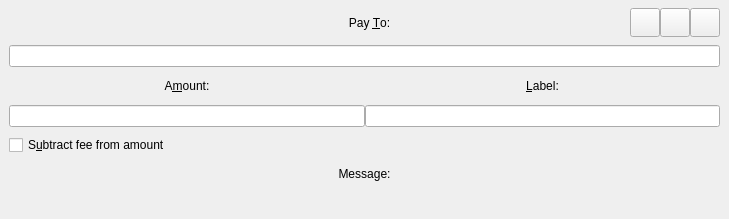
Old version of the form src/qt/forms/sendcoinsentry.ui in the repository PACCommunity/PAC.
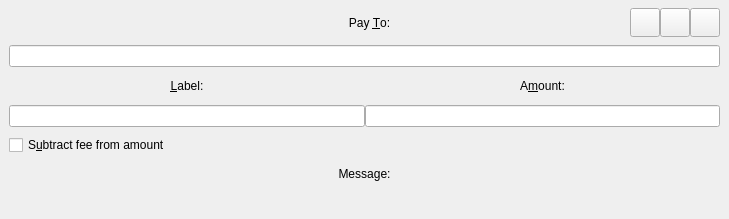
New version of the form. Custom widgets are drawn as their Qt base class.

Commit message: Send Coins page layout 90%

Patch:
```diff
--- a/src/qt/forms/sendcoinsentry.ui
+++ b/src/qt/forms/sendcoinsentry.ui
@@ -49,22 +49,6 @@
     </property>
     <item row="2" column="0">
      <layout class="QHBoxLayout" name="labelAmounTitles">
-      <item>
-       <widget class="QLabel" name="amountLabel">
-        <property name="text">
-         <string>A&amp;mount:</string>
-        </property>
-        <property name="alignment">
-         <set>Qt::AlignCenter</set>
-        </property>
-        <property name="buddy">
-         <cstring>payAmount</cstring>
-        </property>
-        <property name="class" stdset="0">
-         <string>titleLabel</string>
-        </property>
-       </widget>
-      </item>
       <item>
        <widget class="QLabel" name="labellLabel">
         <property name="text">
@@ -81,6 +65,22 @@
         </property>
        </widget>
       </item>
+      <item>
+       <widget class="QLabel" name="amountLabel">
+        <property name="text">
+         <string>A&amp;mount:</string>
+        </property>
+        <property name="alignment">
+         <set>Qt::AlignCenter</set>
+        </property>
+        <property name="buddy">
+         <cstring>payAmount</cstring>
+        </property>
+        <property name="class" stdset="0">
+         <string>titleLabel</string>
+        </property>
+       </widget>
+      </item>
      </layout>
     </item>
     <item row="1" column="0">
@@ -214,13 +214,6 @@
     </item>
     <item row="3" column="0">
      <layout class="QHBoxLayout" name="inputsContainer">
-      <item>
-       <widget class="BitcoinAmountField" name="payAmount">
-        <property name="class" stdset="0">
-         <string>LineEdit_PacCoins</string>
-        </property>
-       </widget>
-      </item>
       <item>
        <widget class="QLineEdit" name="addAsLabel">
         <property name="toolTip">
@@ -231,6 +224,13 @@
         </property>
        </widget>
       </item>
+      <item>
+       <widget class="BitcoinAmountField" name="payAmount">
+        <property name="class" stdset="0">
+         <string>LineEdit_PacCoins</string>
+        </property>
+       </widget>
+      </item>
      </layout>
     </item>
     <item row="7" column="0">
```
The commit also changes 3 other files.
